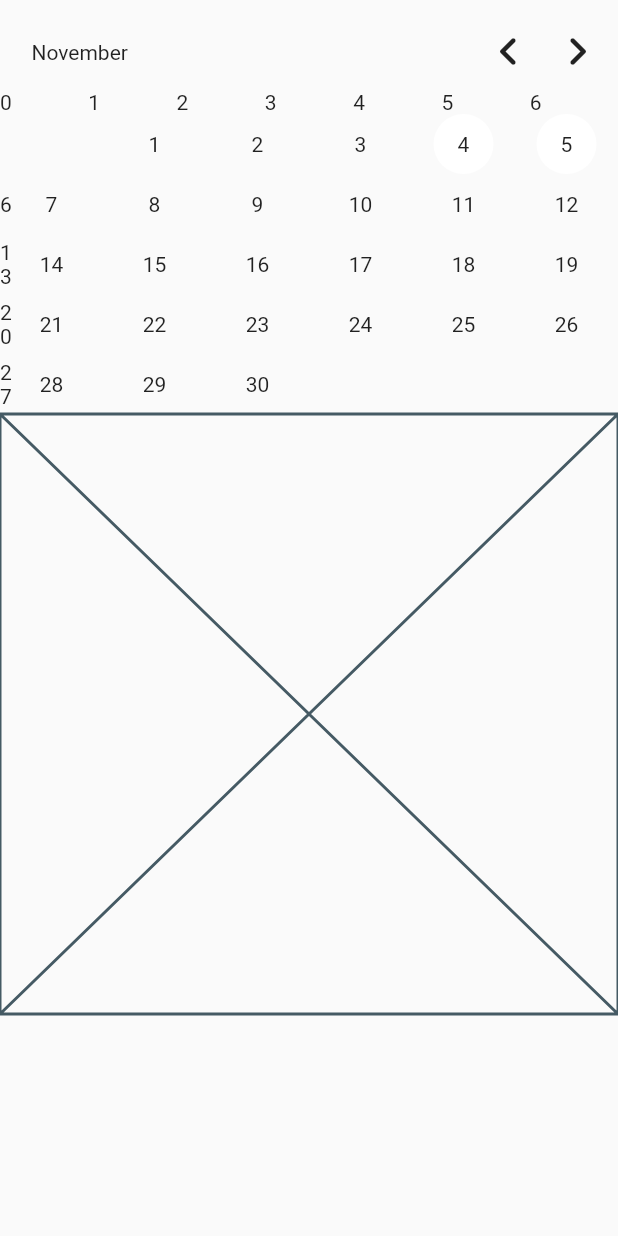
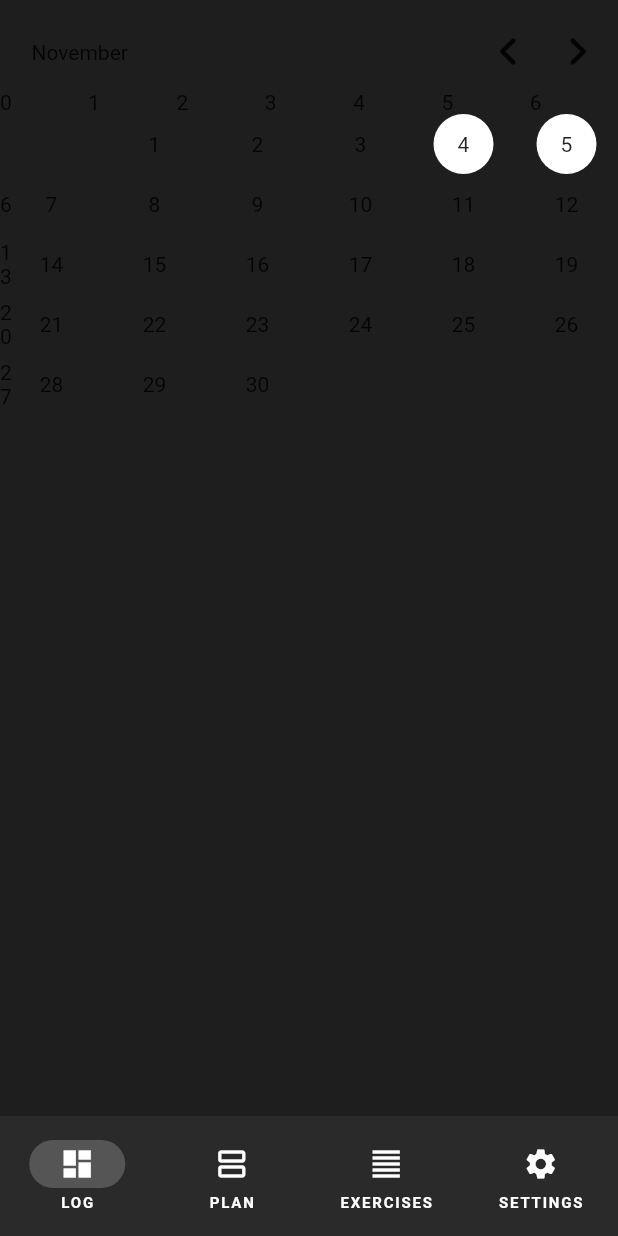
Before and after one commit to art1-si/workouts, a Flutter app: the screen it shows after launch, on a phone screen of 412 x 824 dp. Run offline on Flutter 3.47's test engine with Material 2 defaults, Android fonts, the phone set to English and light mode, and no system bars; our stand-ins replace firebase_crashlytics, flutter_riverpod, go_router; accounts and stored records are empty; project files that could hold a hidden picture were left out.

Commit message:
added: bottom navigation bar

```diff
--- /dev/null
+++ b/lib/presentation/navigation/navigator.dart
@@ -0,0 +1,27 @@
+import 'dart:async';
+
+import 'package:flutter/material.dart';
+import 'package:workouts/presentation/navigation/router.dart';
+import 'package:workouts/presentation/navigation/screens.dart';
+
+class ScreenNavigator extends StatefulWidget {
+  const ScreenNavigator({Key? key, required this.child}) : super(key: key);
+  final Widget child;
+  @override
+  _ScreenNavigatorState createState() => _ScreenNavigatorState();
+}
+
+class _ScreenNavigatorState extends State<ScreenNavigator> {
+  @override
+  void initState() {
+    super.initState();
+    Timer(const Duration(seconds: 2), () {
+      AppRouter.router.goNamed(Screens.logsOverview.key);
+    });
+  }
+
+  @override
+  Widget build(BuildContext context) {
+    return widget.child;
+  }
+}
--- a/lib/presentation/navigation/router.dart
+++ b/lib/presentation/navigation/router.dart
@@ -1,22 +1,101 @@
 import 'package:flutter/material.dart';
 import 'package:go_router/go_router.dart';
 import 'package:workouts/presentation/navigation/screens.dart';
+import 'package:workouts/presentation/screens/dashboard/dashboard_screen.dart';
 import 'package:workouts/tools/logger/logger.dart';
 
 class AppRouter {
   final rootNavigatorKey = GlobalKey<NavigatorState>();
 
   AppRouter._() {
+    final logOverviewNavigatorKey = GlobalKey<NavigatorState>(debugLabel: 'logOverview');
+    final plansNavigatorKey = GlobalKey<NavigatorState>(debugLabel: 'plans');
+    final exerciseSelectorNavigatorKey = GlobalKey<NavigatorState>(debugLabel: 'exerciseSelector');
+    final settingsNavigatorKey = GlobalKey<NavigatorState>(debugLabel: 'settings');
+
     _goRouter = GoRouter(
-      initialLocation: Screen.logs.path,
+      initialLocation: Screens.splash.path,
       observers: [
         AnalyticsObserver(),
       ],
       routes: [
         GoRoute(
-          name: Screen.logs.key,
-          path: Screen.logs.path,
-          builder: (context, state) => Screen.logs.widget(),
+          name: Screens.splash.key,
+          path: Screens.splash.path,
+          builder: (context, state) => Screens.splash.widget(),
+        ),
+        StatefulShellRoute.indexedStack(
+          builder: (context, state, navigationShell) {
+            return DashboardScreen(
+              navigationShell: navigationShell,
+            );
+          },
+          branches: [
+            StatefulShellBranch(
+              navigatorKey: logOverviewNavigatorKey,
+              routes: [
+                GoRoute(
+                  name: Screens.logsOverview.key,
+                  path: Screens.logsOverview.path,
+                  builder: (context, state) => Screens.logsOverview.widget(),
+                ),
+              ],
+            ),
+            StatefulShellBranch(
+              navigatorKey: plansNavigatorKey,
+              routes: [
+                GoRoute(
+                  name: Screens.plan.key,
+                  path: Screens.plan.path,
+                  builder: (context, state) => Screens.plan.widget(
+                    params: state.extra == null ? {} : state.extra as Map<String, dynamic>,
+                  ),
+                  routes: [
+                    GoRoute(
+                      name: Screens.planCreation.key,
+                      path: Screens.planCreation.path,
+                      builder: (context, state) =>
+                          Screens.planCreation.widget(params: state.extra as Map<String, dynamic>),
+                    ),
+                  ],
+                ),
+              ],
+            ),
+            StatefulShellBranch(
+              navigatorKey: exerciseSelectorNavigatorKey,
+              routes: [
+                GoRoute(
+                  name: Screens.exerciseSelector.key,
+                  path: Screens.exerciseSelector.path,
+                  builder: (context, state) => Screens.exerciseSelector.widget(),
+                  routes: [
+                    GoRoute(
+                      name: Screens.exerciseCreation.key,
+                      path: Screens.exerciseCreation.path,
+                      builder: (context, state) =>
+                          Screens.exerciseCreation.widget(params: state.extra as Map<String, dynamic>),
+                    ),
+                    GoRoute(
+                      name: Screens.logCreation.key,
+                      path: Screens.logCreation.path,
+                      builder: (context, state) =>
+                          Screens.logCreation.widget(params: state.extra as Map<String, dynamic>),
+                    ),
+                  ],
+                ),
+              ],
+            ),
+            StatefulShellBranch(
+              navigatorKey: settingsNavigatorKey,
+              routes: [
+                GoRoute(
+                  name: Screens.settings.key,
+                  path: Screens.settings.path,
+                  builder: (context, state) => Screens.settings.widget(),
+                ),
+              ],
+            ),
+          ],
         ),
       ],
     );
--- a/lib/presentation/navigation/screens.dart
+++ b/lib/presentation/navigation/screens.dart
@@ -1,15 +1,17 @@
 import 'package:flutter/material.dart';
 import 'package:workouts/presentation/screens/exercise_creation/execise_creation_screen.dart';
 import 'package:workouts/presentation/screens/exercise_selector/exercise_selector_screen.dart';
-import 'package:workouts/presentation/screens/home/home_screen.dart';
 import 'package:workouts/presentation/screens/log_creation/log_creation_screen.dart';
+import 'package:workouts/presentation/screens/logs_overview/logs_overview_screen.dart';
 import 'package:workouts/presentation/screens/plan/plan_screen.dart';
 import 'package:workouts/presentation/screens/plan_creation/plan_creation_screen.dart';
 import 'package:workouts/presentation/screens/settings/settings_screen.dart';
+import 'package:workouts/presentation/screens/splash/splash_screen.dart';
 
 /// Screens in the App.
-enum Screen {
-  logs,
+enum Screens {
+  splash,
+  logsOverview,
   plan,
   exerciseSelector,
   settings,
@@ -20,38 +22,41 @@ enum Screen {
   // Key identifier of the Route. Needed for Beamer.
   String get key {
     return switch (this) {
-      Screen.logs => 'logs',
-      Screen.plan => 'plan',
-      Screen.exerciseSelector => 'exerciseSelector',
-      Screen.settings => 'settings',
-      Screen.exerciseCreation => 'exerciseCreation',
-      Screen.logCreation => ' logCreation',
-      Screen.planCreation => 'planCreation',
+      Screens.splash => 'splash',
+      Screens.logsOverview => 'logs',
+      Screens.plan => 'plan',
+      Screens.exerciseSelector => 'exerciseSelector',
+      Screens.settings => 'settings',
+      Screens.exerciseCreation => 'exerciseCreation',
+      Screens.logCreation => ' logCreation',
+      Screens.planCreation => 'planCreation',
     };
   }
 
   /// Returns a [Widget] for the corresponding `Screen`.
   Widget widget({Map<String, dynamic>? params}) {
     return switch (this) {
-      Screen.logs => const LogsScreen(),
-      Screen.plan => const PlanScreen(),
-      Screen.exerciseSelector => const ExerciseSelectorScreen(),
-      Screen.settings => const SettingsScreen(),
-      Screen.exerciseCreation => const ExerciseCreationScreen(),
-      Screen.logCreation => const LogCreationScreen(),
-      Screen.planCreation => const PlanCreationScreen(),
+      Screens.splash => const SplashScreen(),
+      Screens.logsOverview => const LogsOverviewScreen(),
+      Screens.plan => const PlanScreen(),
+      Screens.exerciseSelector => const ExerciseSelectorScreen(),
+      Screens.settings => const SettingsScreen(),
+      Screens.exerciseCreation => const ExerciseCreationScreen(),
+      Screens.logCreation => const LogCreationScreen(),
+      Screens.planCreation => const PlanCreationScreen(),
     };
   }
 
   String get path {
     return switch (this) {
-      Screen.logs => '/home',
-      Screen.plan => '/plan',
-      Screen.exerciseSelector => '/exerciseSelector',
-      Screen.settings => '/settings',
-      Screen.exerciseCreation => '/exerciseCreation',
-      Screen.logCreation => '/logCreation',
-      Screen.planCreation => '/planCreation',
+      Screens.splash => '/splash',
+      Screens.logsOverview => '/logsOverview',
+      Screens.plan => '/plan',
+      Screens.exerciseSelector => '/exerciseSelector',
+      Screens.settings => '/settings',
+      Screens.exerciseCreation => 'exerciseCreation',
+      Screens.logCreation => 'logCreation',
+      Screens.planCreation => 'planCreation',
     };
   }
 }
--- /dev/null
+++ b/lib/presentation/screens/dashboard/bottom_navigation_bar/bottom_navigation_bar.dart
@@ -0,0 +1,46 @@
+import 'package:flutter/material.dart';
+import 'package:workouts/presentation/screens/dashboard/bottom_navigation_bar/bottom_navigation_bar_item.dart';
+import 'package:workouts/presentation/theme/app_colors.dart';
+
+/// The different Navigation Bars in the PMT app.
+class WorkoutsBottomNavigationBar extends StatelessWidget {
+  final int selectedIndex;
+  final Function(int) onTap;
+
+  const WorkoutsBottomNavigationBar({
+    super.key,
+    required this.selectedIndex,
+    required this.onTap,
+  });
+
+  @override
+  Widget build(BuildContext context) {
+    return Theme(
+      data: ThemeData(
+        navigationBarTheme: const NavigationBarThemeData(
+          labelTextStyle: MaterialStatePropertyAll(
+            TextStyle(
+              fontSize: 10,
+              letterSpacing: 1.2,
+              color: Colors.white,
+              fontWeight: FontWeight.w600,
+            ),
+          ),
+        ),
+      ),
+      child: NavigationBar(
+        selectedIndex: selectedIndex,
+        elevation: 0,
+        backgroundColor: AppColors.primaryShades.shade90,
+        indicatorColor: AppColors.primaryShades.shade80,
+        destinations: [
+          WorkoutsBottomNavigationBarItem.logOverview(context),
+          WorkoutsBottomNavigationBarItem.plans(context),
+          WorkoutsBottomNavigationBarItem.exercises(context),
+          WorkoutsBottomNavigationBarItem.settings(context),
+        ],
+        onDestinationSelected: onTap,
+      ),
+    );
+  }
+}
--- /dev/null
+++ b/lib/presentation/screens/dashboard/bottom_navigation_bar/bottom_navigation_bar_item.dart
@@ -0,0 +1,33 @@
+import 'package:flutter/material.dart';
+
+class WorkoutsBottomNavigationBarItem extends NavigationDestination {
+  factory WorkoutsBottomNavigationBarItem.logOverview(BuildContext context) => const WorkoutsBottomNavigationBarItem._(
+        label: 'LOG',
+        icon: Icon(Icons.dashboard_outlined, color: Colors.white),
+        selectedIcon: Icon(Icons.dashboard, color: Colors.white),
+      );
+
+  factory WorkoutsBottomNavigationBarItem.plans(BuildContext context) => const WorkoutsBottomNavigationBarItem._(
+        label: 'PLAN',
+        icon: Icon(Icons.view_agenda_outlined, color: Colors.white),
+        selectedIcon: Icon(Icons.view_agenda, color: Colors.white),
+      );
+
+  factory WorkoutsBottomNavigationBarItem.exercises(BuildContext context) => const WorkoutsBottomNavigationBarItem._(
+        label: 'EXERCISES',
+        icon: Icon(Icons.format_align_justify, color: Colors.white),
+        selectedIcon: Icon(Icons.format_align_justify, color: Colors.white),
+      );
+
+  factory WorkoutsBottomNavigationBarItem.settings(BuildContext context) => const WorkoutsBottomNavigationBarItem._(
+        label: 'SETTINGS',
+        icon: Icon(Icons.settings, color: Colors.white),
+        selectedIcon: Icon(Icons.settings, color: Colors.white),
+      );
+
+  const WorkoutsBottomNavigationBarItem._({
+    required super.label,
+    required super.icon,
+    required super.selectedIcon,
+  });
+}
--- /dev/null
+++ b/lib/presentation/screens/dashboard/dashboard_screen.dart
@@ -0,0 +1,27 @@
+import 'package:flutter/material.dart';
+import 'package:go_router/go_router.dart';
+import 'package:workouts/presentation/screens/dashboard/bottom_navigation_bar/bottom_navigation_bar.dart';
+
+class DashboardScreen extends StatelessWidget {
+  const DashboardScreen({
+    super.key,
+    required this.navigationShell,
+  });
+
+  final StatefulNavigationShell navigationShell;
+  @override
+  Widget build(BuildContext context) {
+    return Scaffold(
+      body: navigationShell,
+      bottomNavigationBar: WorkoutsBottomNavigationBar(
+        selectedIndex: navigationShell.currentIndex,
+        onTap: (index) {
+          navigationShell.goBranch(
+            index,
+            initialLocation: index == navigationShell.currentIndex,
+          );
+        },
+      ),
+    );
+  }
+}
--- a/lib/presentation/screens/exercise_creation/execise_creation_screen.dart
+++ b/lib/presentation/screens/exercise_creation/execise_creation_screen.dart
@@ -6,9 +6,6 @@ class ExerciseCreationScreen extends StatelessWidget {
   @override
   Widget build(BuildContext context) {
     return Scaffold(
-      appBar: AppBar(
-        title: Text('Exercise Creation'),
-      ),
       body: Center(
         child: Text('This is the Exercise Creation Screen'),
       ),
--- a/lib/presentation/screens/exercise_selector/exercise_selector_screen.dart
+++ b/lib/presentation/screens/exercise_selector/exercise_selector_screen.dart
@@ -6,9 +6,6 @@ class ExerciseSelectorScreen extends StatelessWidget {
   @override
   Widget build(BuildContext context) {
     return Scaffold(
-      appBar: AppBar(
-        title: Text('Exercise Selector'),
-      ),
       body: Center(
         child: Text('This is the Exercise Selector Screen'),
       ),
--- a/lib/presentation/screens/log_creation/log_creation_screen.dart
+++ b/lib/presentation/screens/log_creation/log_creation_screen.dart
@@ -6,9 +6,6 @@ class LogCreationScreen extends StatelessWidget {
   @override
   Widget build(BuildContext context) {
     return Scaffold(
-      appBar: AppBar(
-        title: const Text('Log Creation'),
-      ),
       body: const Center(
         child: Text('This is the Log Creation Screen'),
       ),
--- a/lib/presentation/screens/home/home_screen.dart
+++ b/lib/presentation/screens/logs_overview/logs_overview_screen.dart
@@ -1,11 +1,11 @@
 import 'package:flutter/material.dart';
-import 'package:workouts/presentation/screens/home/widgets/logs_list_view.dart';
+import 'package:workouts/presentation/screens/logs_overview/widgets/logs_list_view.dart';
 import 'package:workouts/presentation/widgets/calendar/calendar_grid.dart';
 import 'package:workouts/presentation/widgets/calendar/infinite_scroll_calendar.dart';
 import 'package:workouts/presentation/widgets/calendar/models/date_picker_style.dart';
 
-class LogsScreen extends StatelessWidget {
-  const LogsScreen({super.key});
+class LogsOverviewScreen extends StatelessWidget {
+  const LogsOverviewScreen({Key? key}) : super(key: key);
 
   @override
   Widget build(BuildContext context) {
@@ -16,7 +16,7 @@ class LogsScreen extends StatelessWidget {
             sideLabelSize: SideLabelSize.none,
             style: DatePickerStyle.initial(),
           ),
-          LogsListView(),
+          // LogsListView(),
         ],
       ),
     );
--- a/lib/presentation/screens/plan/plan_screen.dart
+++ b/lib/presentation/screens/plan/plan_screen.dart
@@ -6,9 +6,6 @@ class PlanScreen extends StatelessWidget {
   @override
   Widget build(BuildContext context) {
     return Scaffold(
-      appBar: AppBar(
-        title: Text('Plan Screen'),
-      ),
       body: Center(
         child: Text('This is the Plan Screen'),
       ),
--- a/lib/presentation/screens/plan_creation/plan_creation_screen.dart
+++ b/lib/presentation/screens/plan_creation/plan_creation_screen.dart
@@ -6,9 +6,6 @@ class PlanCreationScreen extends StatelessWidget {
   @override
   Widget build(BuildContext context) {
     return Scaffold(
-      appBar: AppBar(
-        title: const Text('Plan Creation'),
-      ),
       body: const Center(
         child: Text('This is the Plan Creation Screen'),
       ),
--- a/lib/presentation/screens/settings/settings_screen.dart
+++ b/lib/presentation/screens/settings/settings_screen.dart
@@ -6,9 +6,6 @@ class SettingsScreen extends StatelessWidget {
   @override
   Widget build(BuildContext context) {
     return Scaffold(
-      appBar: AppBar(
-        title: const Text('Settings'),
-      ),
       body: const Center(
         child: Text('Settings Screen'),
       ),
--- a/lib/workouts_app.dart
+++ b/lib/workouts_app.dart
@@ -1,6 +1,8 @@
 import 'package:flutter/material.dart';
 import 'package:flutter_riverpod/flutter_riverpod.dart';
+import 'package:workouts/presentation/navigation/navigator.dart';
 import 'package:workouts/presentation/navigation/router.dart';
+import 'package:workouts/presentation/theme/app_colors.dart';
 
 class WorkoutsApp extends StatelessWidget {
   const WorkoutsApp({super.key});
@@ -8,8 +10,13 @@ class WorkoutsApp extends StatelessWidget {
   @override
   Widget build(BuildContext context) {
     return ProviderScope(
-      child: MaterialApp.router(
-        routerConfig: AppRouter.router,
+      child: ScreenNavigator(
+        child: MaterialApp.router(
+          routerConfig: AppRouter.router,
+          theme: ThemeData(
+            scaffoldBackgroundColor: AppColors.primaryShades.shade100,
+          ),
+        ),
       ),
     );
   }
```
Also changed, not shown: analysis_options.yaml (+78 -25 lines), lib/presentation/screens/splash/splash_screen.dart (added, +14 -0 lines), lib/presentation/screens/logs_overview/widgets/logs_list_view.dart (renamed from lib/presentation/screens/home/widgets/logs_list_view.dart).
